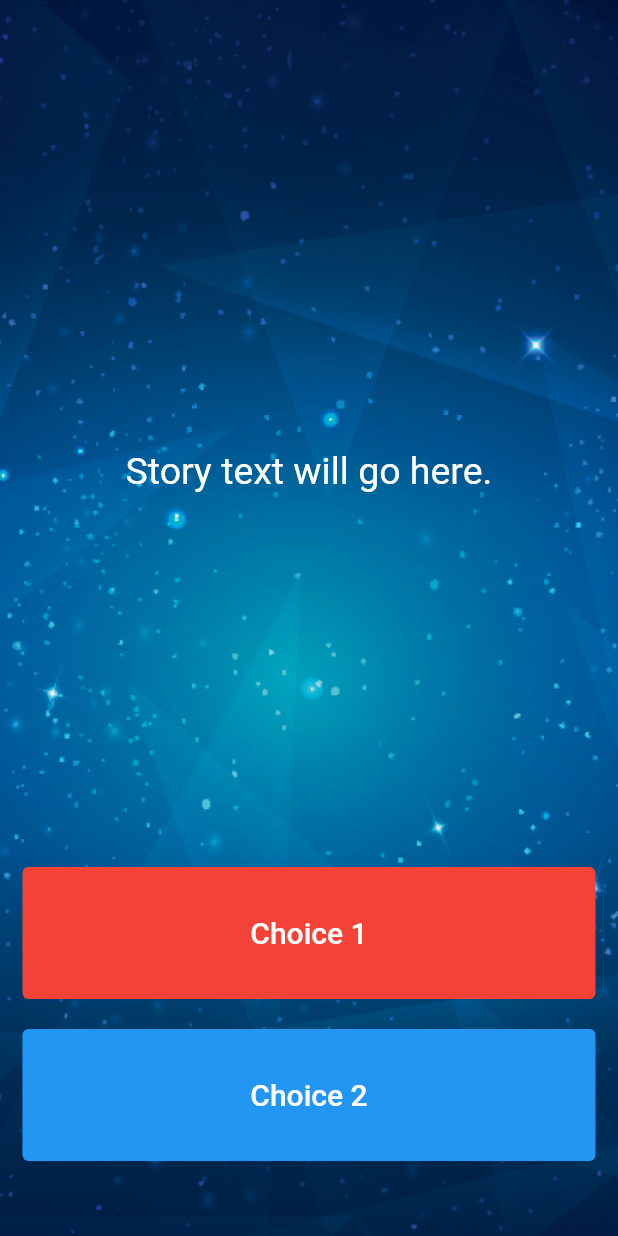
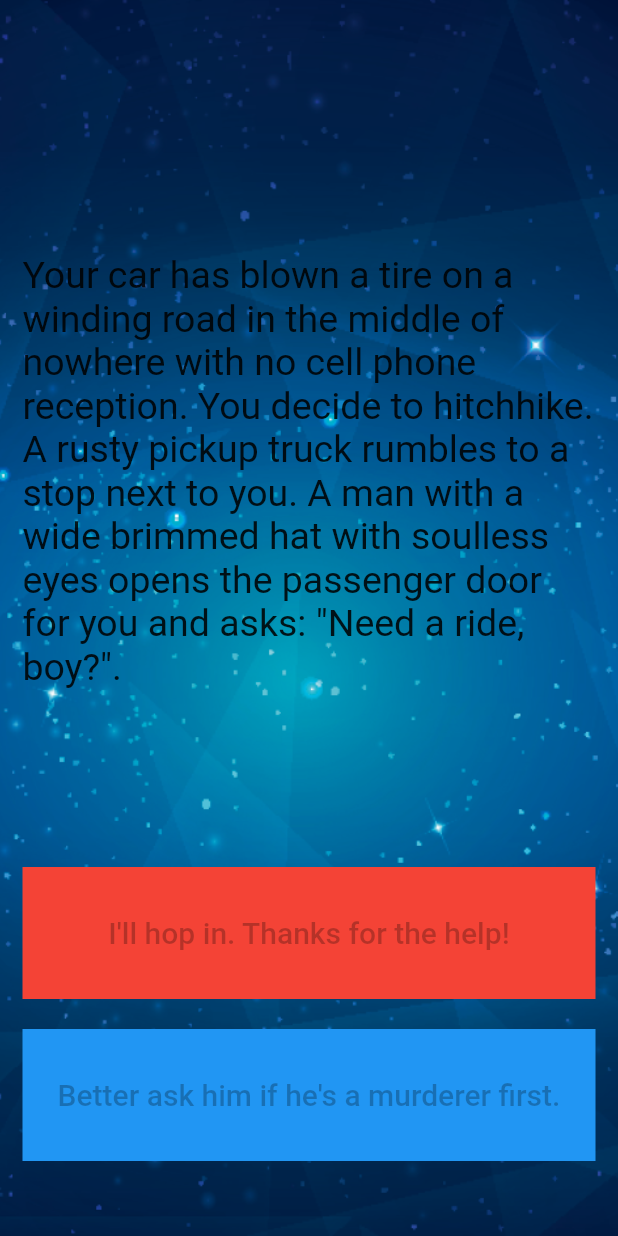
Before and after one commit to HeratUni-CS/destini-parwiz-hub, a Flutter app: the screen it shows after launch, on a phone screen of 412 x 824 dp. Run offline on Flutter 3.47's test engine with Material 2 defaults, Android fonts, the phone set to English and light mode, and no system bars.

Commit message:
final comit

```diff
--- a/lib/main.dart
+++ b/lib/main.dart
@@ -1,25 +1,29 @@
+import 'package:destini/story_brain.dart';
 import 'package:flutter/material.dart';
 
-//TODO: Step 15 - Run the app and see if you can see the screen update with the first story. Delete this TODO if it looks as you expected.
-
-void main() => runApp(Destini());
+void main() => runApp(const Destini());
 
 class Destini extends StatelessWidget {
+  const Destini({super.key});
+
+  @override
   Widget build(BuildContext context) {
-    return MaterialApp(
-      theme: ThemeData.dark(),
+    return const MaterialApp(
       home: StoryPage(),
     );
   }
 }
 
-//TODO: Step 9 - Create a new storyBrain object from the StoryBrain class.
+class StoryPage extends StatefulWidget {
+  const StoryPage({super.key});
 
-class StoryPage extends StatefulWidget {
-  _StoryPageState createState() => _StoryPageState();
+  @override
+  State<StoryPage> createState() => _StoryPageState();
 }
 
 class _StoryPageState extends State<StoryPage> {
+  StoryBrain storyBrain = StoryBrain();
+
   @override
   Widget build(BuildContext context) {
     return Scaffold(
@@ -30,61 +34,71 @@ decoration: const BoxDecoration(
             fit: BoxFit.cover,
           ),
         ),
-         padding: EdgeInsets.symmetric(vertical: 50.0, horizontal: 15.0),
-        constraints: BoxConstraints.expand(),
+        padding: const EdgeInsets.symmetric(vertical: 50.0, horizontal: 15.0),
+        constraints: const BoxConstraints.expand(),
         child: SafeArea(
           child: Column(
             crossAxisAlignment: CrossAxisAlignment.stretch,
-            children: <Widget>[
+            children: [
               Expanded(
                 flex: 12,
                 child: Center(
                   child: Text(
-                    //TODO: Step 10 - use the storyBrain to get the first story title and display it in this Text Widget.
-                    'Story text will go here.',
-                    style: TextStyle(
-                      fontSize: 25.0,
-                    ),
+                    storyBrain.getStory(),
+                    style: const TextStyle(fontSize: 25.0),
                   ),
                 ),
               ),
               Expanded(
                 flex: 2,
                 child: TextButton(
+                  style: TextButton.styleFrom(
+                    backgroundColor: Colors.red,
+                    elevation: 0,
+                    shape: const RoundedRectangleBorder(
+                      borderRadius: BorderRadius.all(Radius.circular(0)),
+                    ),
+                  ),
                   onPressed: () {
-                    //Choice 1 made by user.
-                    //TODO: Step 18 - Call the nextStory() method from storyBrain and pass the number 1 as the choice made by the user.
+                    setState(() {
+                      storyBrain.nextStory(1);
+                    });
                   },
-                  style: TextButton.styleFrom(backgroundColor: Colors.red),
                   child: Text(
-                    //TODO: Step 13 - Use the storyBrain to get the text for choice 1.
-                    'Choice 1',
-                    style: TextStyle(
+                    storyBrain.getChoice1(),
+                    style: const TextStyle(
+                      color: Colors.black26,
                       fontSize: 20.0,
-                      color: Colors.white,
                     ),
                   ),
                 ),
               ),
-              SizedBox(
+              const SizedBox(
                 height: 20.0,
               ),
               Expanded(
                 flex: 2,
-                //TODO: Step 26 - Use a Flutter Visibility Widget to wrap this TextButton.
-                //TODO: Step 28 - Set the "visible" property of the Visibility Widget to equal the output from the buttonShouldBeVisible() method in the storyBrain.
+                child: Visibility(
+                  visible: storyBrain.buttonShouldBeVisible(),
                   child: TextButton(
+                    style: TextButton.styleFrom(
+                      backgroundColor: Colors.blue,
+                      elevation: 0,
+                      shape: const RoundedRectangleBorder(
+                        borderRadius: BorderRadius.all(Radius.circular(0)),
+                      ),
+                    ),
                     onPressed: () {
-                    //Choice 2 made by user.
-                    //TODO: Step 19 - Call the nextStory() method from storyBrain and pass the number 2 as the choice made by the user.
+                      setState(() {
+                        storyBrain.nextStory(2);
+                      });
                     },
-                  style: TextButton.styleFrom(backgroundColor: Colors.blue),
                     child: Text(
-                    //TODO: Step 14 - Use the storyBrain to get the text for choice 2.
-                    'Choice 2',
-                    style: TextStyle(
+                      storyBrain.getChoice2(),
+                      style: const TextStyle(
+                        color: Colors.black26,
                         fontSize: 20.0,
-                      color: Colors.white,
+                      ),
                     ),
                   ),
                 ),
@@ -96,6 +110,3 @@ decoration: const BoxDecoration(
     );
   }
 }
-//TODO: Step 24 - Run the app and try to figure out what code you need to add to this file to make the story change when you press on the choice buttons.
-
-//TODO: Step 29 - Run the app and test it against the Story Outline to make sure you've completed all the steps.
--- a/lib/story_brain.dart
+++ b/lib/story_brain.dart
@@ -1,7 +1,6 @@
 import 'package:destini/story.dart';
 
-class StoryBrain {}
-
+class StoryBrain {
   int _storyNumber = 0;
   final List<Story> _storyData = [
     Story(
@@ -35,7 +34,6 @@ final List<Story> _storyData = [
         choice2: '')
   ];
 
-//TODO: Step 23 - Use the storyNumber property inside getStory(), getChoice1() and getChoice2() so that it gets the updated story and choices rather than always just the first (0th) one.
   String getStory() {
     return _storyData[_storyNumber].storyTitle;
   }
@@ -48,18 +46,33 @@ String getStory() {
     return _storyData[_storyNumber].choice2;
   }
 
+  void nextStory(int choiceNumber) {
+    if (choiceNumber == 1 && _storyNumber == 0) {
+      _storyNumber = 2;
+    } else if (choiceNumber == 2 && _storyNumber == 0) {
+      _storyNumber = 1;
+    } else if (choiceNumber == 1 && _storyNumber == 1) {
+      _storyNumber = 2;
+    } else if (choiceNumber == 2 && _storyNumber == 1) {
+      _storyNumber = 3;
+    } else if (choiceNumber == 1 && _storyNumber == 2) {
+      _storyNumber = 5;
+    } else if (choiceNumber == 2 && _storyNumber == 2) {
+      _storyNumber = 4;
+    } else if (_storyNumber == 3 || _storyNumber == 4 || _storyNumber == 5) {
+      restart();
+    }
+  }
 
+  void restart() {
+    _storyNumber = 0;
+  }
 
-//TODO: Step 25 - Change the storyNumber property into a private property so that only story_brain.dart has access to it. You can do this by right clicking on the name (storyNumber) and selecting Refactor -> Rename to make the change across all the places where it's used.
-
-//TODO: Step 16 - Create a property called storyNumber which starts with a value of 0. This will be used to track which story the user is currently viewing.
-
-//TODO: Step 17 - Create a method called nextStory(), it should not have any outputs but it should have 1 input called choiceNumber which will be the choice number (int) made by the user.
-
-//TODO: Step 20 - The Story Plan should be in your project files, open it
-
-//TODO: Step 21 - Using the story plan, update nextStory() to change the storyNumber depending on the choice made by the user. e.g. if choiceNumber was equal to 1 and the storyNumber is 0, the storyNumber should become 2.
-
-//TODO: Step 22 - In nextStory() if the storyNumber is equal to 3 or 4 or 5, that means it's the end of the game and it should call a method called restart() that resets the storyNumber to 0.
-
-//TODO: Step 27 - Create a method called buttonShouldBeVisible() which checks to see if storyNumber is 0 or 1 or 2 (when both buttons should show choices) and return true if that is the case, else it should return false.
+  bool buttonShouldBeVisible() {
+    if (_storyNumber == 0 || _storyNumber == 1 || _storyNumber == 2) {
+      return true;
+    } else {
+      return false;
+    }
+  }
+}
```
Lines whose indentation alone changed are shown as unchanged.
